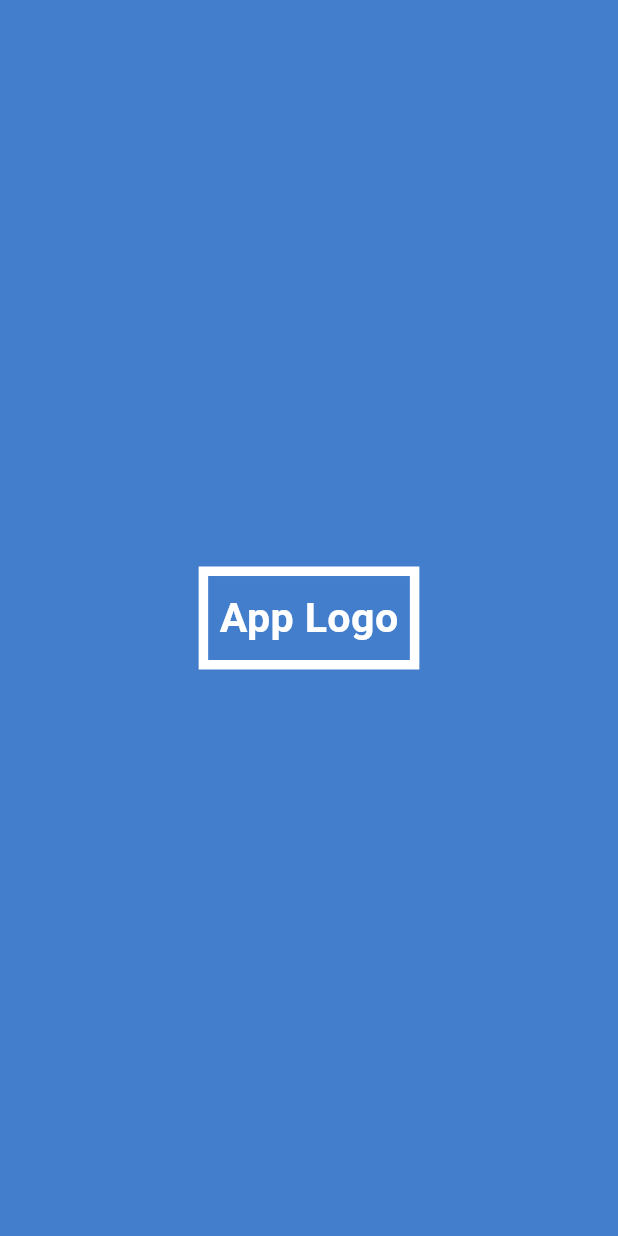
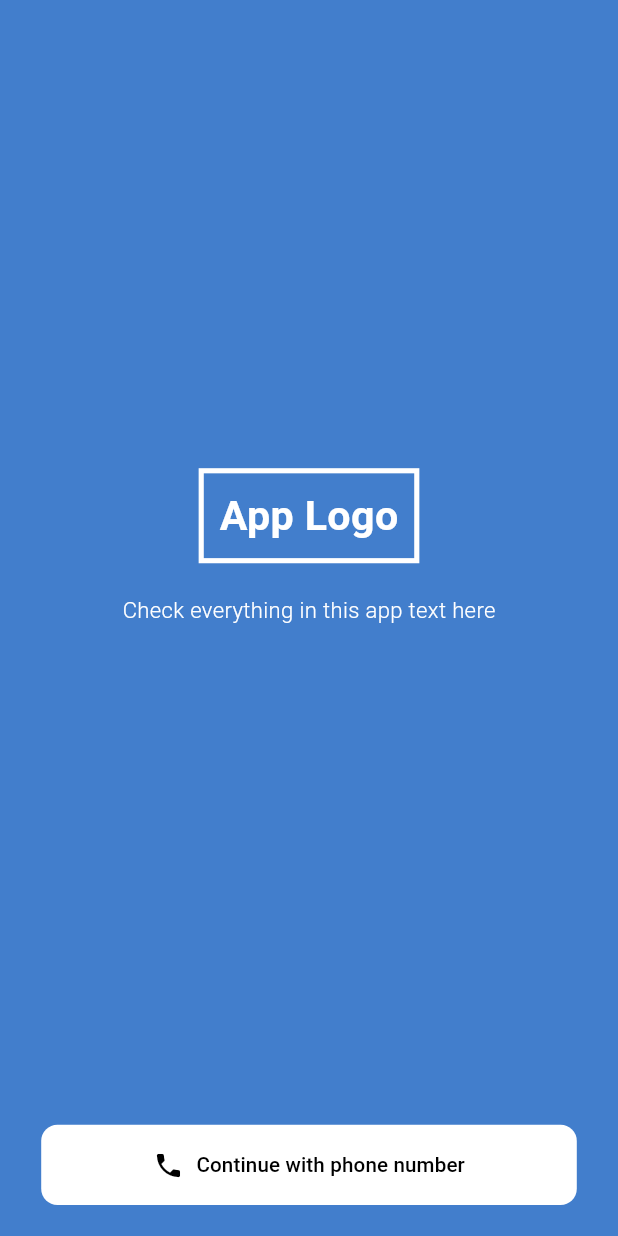
Before and after one commit to Syamkrishna2272/Village_App, a Flutter app: the screen it shows after launch, on a phone screen of 412 x 824 dp. Run offline on Flutter 3.47's test engine with Material 3 defaults, Android fonts, the phone set to English and light mode, and no system bars.

Commit message:
intropage, mobile number adding page created and otp page working

```diff
--- a/lib/screens/intropage/intropage.dart
+++ b/lib/screens/intropage/intropage.dart
@@ -1,38 +1,85 @@
 import 'package:flutter/material.dart';
-import 'package:flutter/widgets.dart';
+import 'package:village_app/screens/verificationpage/mobile_verification.dart';
+import 'package:village_app/screens/widgets/button_widget.dart';
 
 class IntroPage extends StatelessWidget {
   const IntroPage({super.key});
 
   @override
   Widget build(BuildContext context) {
+    final mediaQuery = MediaQuery.of(context);
+    final screenHeight = mediaQuery.size.height;
+    final screenWidth = mediaQuery.size.width;
+
     return Scaffold(
       backgroundColor: const Color(0xFF427ECC),
       body: SafeArea(
-          child: Center(
+        child: Column(
+          children: [
+            const Spacer(),
+            Center(
               child: Column(
                 mainAxisAlignment: MainAxisAlignment.center,
                 children: [
                   Container(
-              height: MediaQuery.sizeOf(context).height / 12,
-              width: MediaQuery.sizeOf(context).width / 2.8,
+                    height: screenHeight / 13,
+                    width: screenWidth / 2.8,
                     decoration: BoxDecoration(
                       color: const Color(0xFF427ECC),
                       border: Border.all(
                         color: Colors.white,
-                      width: MediaQuery.sizeOf(context).width / 65)),
+                        width: screenWidth / 120,
+                      ),
+                    ),
                     child: Center(
                       child: Text(
                         "App Logo",
                         style: TextStyle(
                           color: Colors.white,
-                    fontSize: MediaQuery.sizeOf(context).width / 15,
-                    fontWeight: FontWeight.w600),
-              )),
-            )
+                          fontSize: screenWidth / 15,
+                          fontWeight: FontWeight.w600,
+                        ),
+                      ),
+                    ),
+                  ),
+                  SizedBox(height: screenHeight / 40),
+                  Text(
+                    "Check everything in this app text here",
+                    style: TextStyle(
+                      color: Colors.white,
+                      fontWeight: FontWeight.w300,
+                      fontSize: screenWidth / 28,
+                    ),
+                  ),
                 ],
               ),
-      )),
+            ),
+            const Spacer(),
+            Padding(
+              padding: EdgeInsets.symmetric(
+                  horizontal: screenWidth / 15, vertical: screenHeight / 40),
+              child: SizedBox(
+                width: double.infinity,
+                child: ButtonWidget(
+                  screenHeight: screenHeight,
+                  screenWidth: screenWidth,
+                  buttonColor: Colors.white,
+                  text: 'Continue with phone number',
+                  fontSize: screenWidth / 30,
+                  icon: Icons.phone,
+                  iconColor: Colors.black,
+                  onPressed: () {
+                    Navigator.of(context).push(MaterialPageRoute(builder: (context){
+                      return  const MobileNumberScreen();
+                    }));
+                  },
+                  textColor: Colors.black,
+                ),
+              ),
+            ),
+          ],
+        ),
+      ),
     );
   }
 }
--- /dev/null
+++ b/lib/screens/widgets/button_widget.dart
@@ -0,0 +1,61 @@
+import 'package:flutter/material.dart';
+
+class ButtonWidget extends StatelessWidget {
+  final double screenHeight;
+  final double screenWidth;
+  final Color buttonColor;
+  final String text;
+  final double fontSize;
+  final IconData? icon;
+  final Color? iconColor;
+  final double? width;
+  final Color textColor;
+  final VoidCallback onPressed;
+
+  const ButtonWidget({
+    super.key,
+    required this.screenHeight,
+    required this.screenWidth,
+    required this.buttonColor,
+    required this.text,
+    required this.fontSize,
+    this.icon,
+    this.iconColor,
+    this.width,
+    required this.textColor,
+    required this.onPressed,
+  });
+
+  @override
+  Widget build(BuildContext context) {
+    return TextButton(
+      onPressed: onPressed,
+      style: TextButton.styleFrom(
+        padding: EdgeInsets.symmetric(vertical: screenHeight / 50),
+        backgroundColor: buttonColor,
+        shape: RoundedRectangleBorder(
+          borderRadius: BorderRadius.circular(screenWidth / 38),
+        ),
+      ),
+      child: Row(
+        mainAxisSize: MainAxisSize.min,
+        children: [
+          if (icon != null)
+            Icon(
+              icon,
+              color: iconColor ?? Colors.black, //
+              size: screenWidth / 20,
+            ),
+          if (icon != null) SizedBox(width: screenWidth / 50),
+          Text(
+            text,
+            style: TextStyle(
+              color: textColor,
+              fontSize: fontSize,
+            ),
+          ),
+        ],
+      ),
+    );
+  }
+}
```
Also changed, not shown: lib/screens/otppage/otp_screen.dart (added, +19 -0 lines), lib/screens/verificationpage/mobile_verification.dart (added, +117 -0 lines), lib/screens/widgets/dialog_screen.dart (added, +60 -0 lines). Lines whose indentation alone changed are shown as unchanged.
